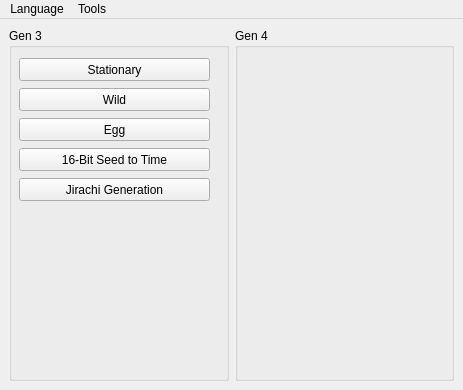
First picture: the form in Forms/MainWindow.ui, repository Admiral-Fish/PokeFinder, before the edit.
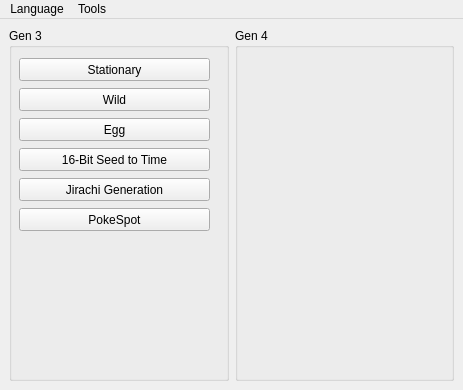
Second picture: the form after the edit. Icons and pictures are not drawn.

Patch:
```diff
--- a/Forms/MainWindow.ui
+++ b/Forms/MainWindow.ui
@@ -107,6 +107,19 @@
         <string>Jirachi Generation</string>
        </property>
       </widget>
+      <widget class="QPushButton" name="pushButtonPokeSpot">
+       <property name="geometry">
+        <rect>
+         <x>10</x>
+         <y>180</y>
+         <width>191</width>
+         <height>23</height>
+        </rect>
+       </property>
+       <property name="text">
+        <string>PokeSpot</string>
+       </property>
+      </widget>
      </widget>
     </item>
     <item row="0" column="1">
```
Left out of the diff: 2 changed lines with no effect on the pictures.
